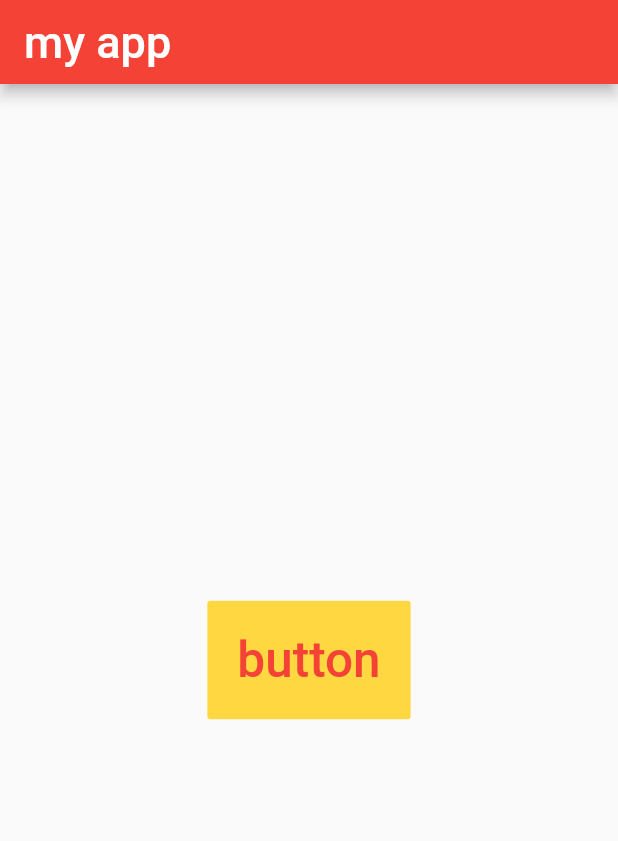
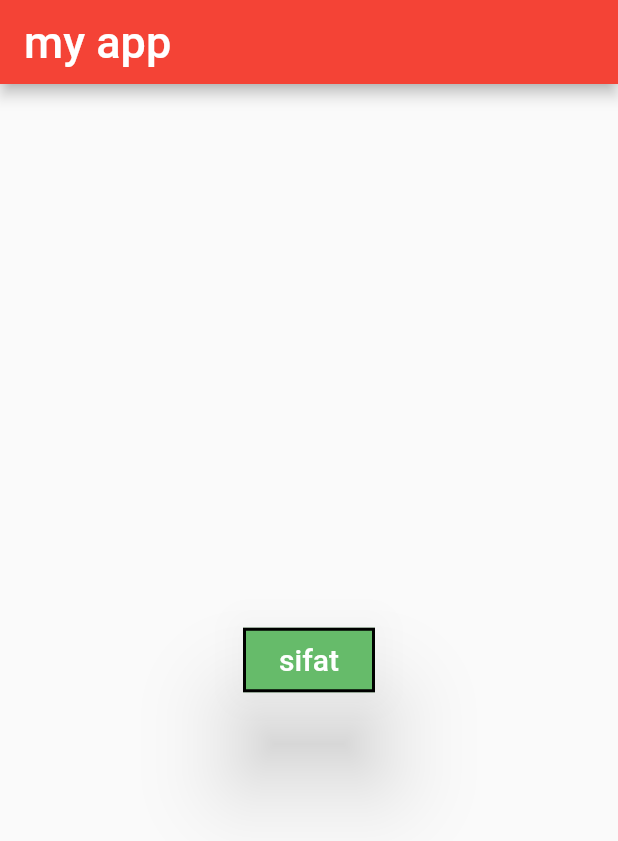
Before and after one commit to TawhidHassan/Flutter-App-StartX, a Flutter app: the screen it shows after launch, on a phone screen of 412 x 824 dp. Shown: the top 841 px of the screen. Run offline on Flutter 3.47's test engine with Material 2 defaults, Android fonts, the phone set to English and light mode, and no system bars.

Commit message:
RaisedButton button and his properties

```diff
--- a/lib/main.dart
+++ b/lib/main.dart
@@ -1,3 +1,4 @@
+import 'package:flutter/cupertino.dart';
 import 'package:flutter/material.dart';
 
 void main() {
@@ -21,20 +22,20 @@ class myapp extends StatelessWidget {
           ),
         ),
         body: Center(
-          child:FlatButton(
+          child:RaisedButton(
             onPressed: (){},
-            child: Text(
-              "button",
-              style: TextStyle(
-                fontSize: 33.0
-              ),
+            child: Text("sifat",
+            style: TextStyle(
+              fontSize: 20.0,
             ),
-            textColor: Colors.red,
-            color: Colors.amberAccent,
-            splashColor: Colors.black,//bouble effect
-            padding: EdgeInsets.all(20.0),
-            highlightColor: Colors.green, //click to show effect color
-
+            ),
+            padding: EdgeInsets.symmetric(vertical: 10.0,horizontal: 5.0),
+            textColor: Colors.white,
+            color: Colors.green[400],
+            splashColor: Colors.amberAccent,
+            elevation: 28.0,//extara property from flate button
+            highlightElevation: 10.0,
+            shape: Border.all(width: 2.0,color: Colors.black),
           ),
         ),
       ),
```
